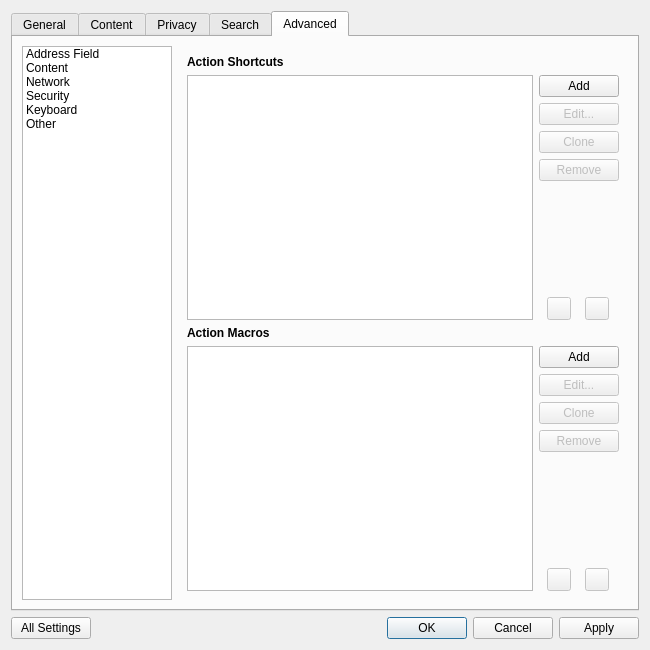
Above: src/ui/PreferencesDialog.ui from OtterBrowser/otter-browser before the change. Below: the same form after it.
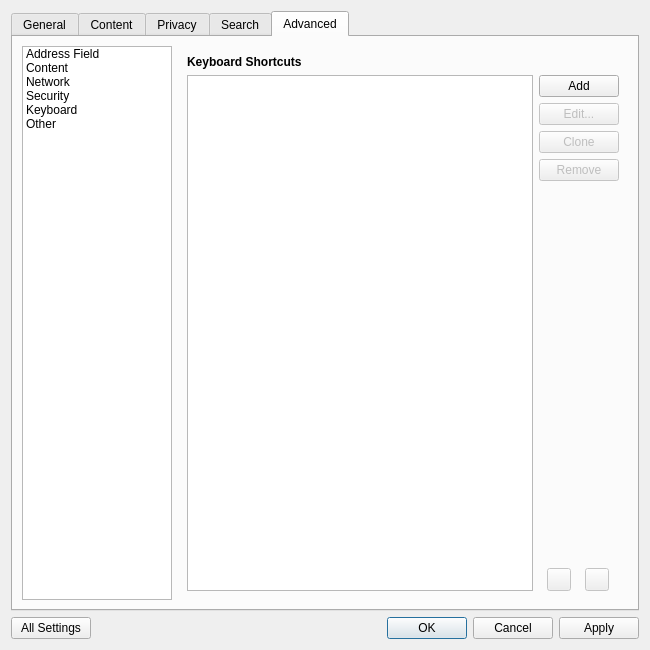
That is the form after the change. The open tabs and pages were chosen to show the change. Custom widgets are drawn as their Qt base class.

Commit message: Drop dead-end concept of macros, it was too confusing, we will go for something more powerful and easier to use directly, references #42

```diff
--- a/src/ui/PreferencesDialog.ui
+++ b/src/ui/PreferencesDialog.ui
@@ -1932,7 +1932,7 @@
               </font>
              </property>
              <property name="text">
-              <string>Action Shortcuts</string>
+              <string>Keyboard Shortcuts</string>
              </property>
             </widget>
            </item>
@@ -2059,142 +2059,6 @@
              </item>
             </layout>
            </item>
-           <item>
-            <widget class="QLabel" name="actionMacrosHeader">
-             <property name="font">
-              <font>
-               <weight>75</weight>
-               <bold>true</bold>
-              </font>
-             </property>
-             <property name="text">
-              <string>Action Macros</string>
-             </property>
-            </widget>
-           </item>
-           <item>
-            <layout class="QHBoxLayout" name="actionMacrosLayout">
-             <item>
-              <widget class="Otter::ItemViewWidget" name="actionMacrosViewWidget">
-               <property name="dragEnabled">
-                <bool>true</bool>
-               </property>
-               <property name="dragDropOverwriteMode">
-                <bool>false</bool>
-               </property>
-               <property name="dragDropMode">
-                <enum>QAbstractItemView::InternalMove</enum>
-               </property>
-               <property name="defaultDropAction">
-                <enum>Qt::MoveAction</enum>
-               </property>
-               <property name="alternatingRowColors">
-                <bool>true</bool>
-               </property>
-               <property name="selectionMode">
-                <enum>QAbstractItemView::SingleSelection</enum>
-               </property>
-               <property name="selectionBehavior">
-                <enum>QAbstractItemView::SelectRows</enum>
-               </property>
-              </widget>
-             </item>
-             <item>
-              <layout class="QVBoxLayout" name="pushButtonsLayout" stretch="0,0,0,0,1,0">
-               <item>
-                <widget class="QPushButton" name="actionMacrosAddButton">
-                 <property name="text">
-                  <string>Add</string>
-                 </property>
-                </widget>
-               </item>
-               <item>
-                <widget class="QPushButton" name="actionMacrosEditButton">
-                 <property name="enabled">
-                  <bool>false</bool>
-                 </property>
-                 <property name="text">
-                  <string>Edit...</string>
-                 </property>
-                </widget>
-               </item>
-               <item>
-                <widget class="QPushButton" name="actionMacrosCloneButton">
-                 <property name="enabled">
-                  <bool>false</bool>
-                 </property>
-                 <property name="text">
-                  <string>Clone</string>
-                 </property>
-                </widget>
-               </item>
-               <item>
-                <widget class="QPushButton" name="actionMacrosRemoveButton">
-                 <property name="enabled">
-                  <bool>false</bool>
-                 </property>
-                 <property name="text">
-                  <string>Remove</string>
-                 </property>
-                </widget>
-               </item>
-               <item>
-                <spacer name="actionMacrosSpacer">
-                 <property name="orientation">
-                  <enum>Qt::Vertical</enum>
-                 </property>
-                 <property name="sizeHint" stdset="0">
-                  <size>
-                   <width>20</width>
-                   <height>40</height>
-                  </size>
-                 </property>
-                </spacer>
-               </item>
-               <item>
-                <layout class="QHBoxLayout" name="actionMacrosMoveButtonsLayout">
-                 <item>
-                  <widget class="QToolButton" name="actionMacrosMoveUpButton">
-                   <property name="enabled">
-                    <bool>false</bool>
-                   </property>
-                   <property name="toolTip">
-                    <string>Move Up</string>
-                   </property>
-                  </widget>
-                 </item>
-                 <item>
-                  <spacer name="actionMacrosMoveButtonsSpacer">
-                   <property name="orientation">
-                    <enum>Qt::Horizontal</enum>
-                   </property>
-                   <property name="sizeType">
-                    <enum>QSizePolicy::Minimum</enum>
-                   </property>
-                   <property name="sizeHint" stdset="0">
-                    <size>
-                     <width>0</width>
-                     <height>0</height>
-                    </size>
-                   </property>
-                  </spacer>
-                 </item>
-                 <item>
-                  <widget class="QToolButton" name="actionMacrosMoveDownButton">
-                   <property name="enabled">
-                    <bool>false</bool>
-                   </property>
-                   <property name="toolTip">
-                    <string>Move Down</string>
-                   </property>
-                  </widget>
-                 </item>
-                </layout>
-               </item>
-              </layout>
-             </item>
-            </layout>
-           </item>
           </layout>
          </widget>
          <widget class="QWidget" name="otherPage">
```
Left out of the diff: 7 changed lines with no effect on the pictures. The commit also changes 11 other files.
